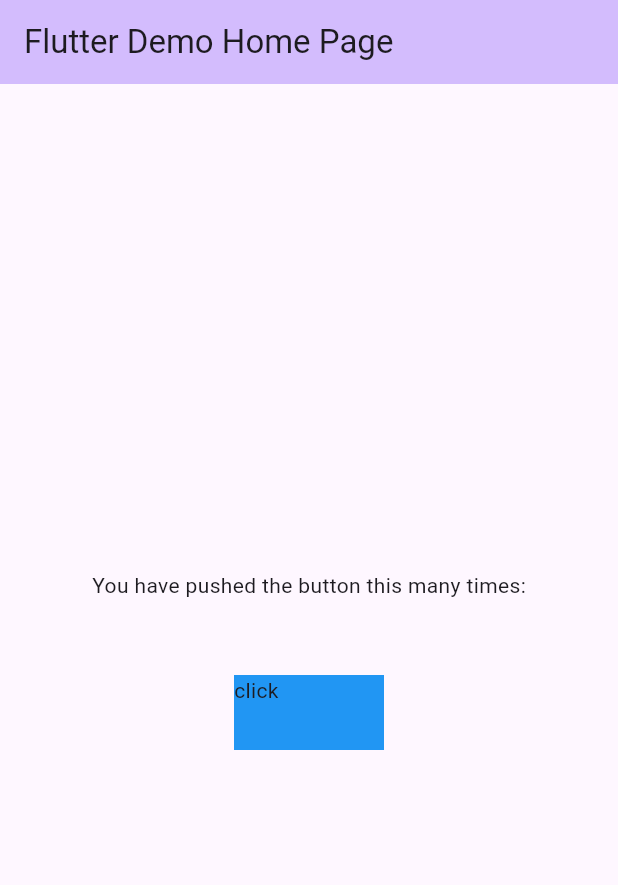
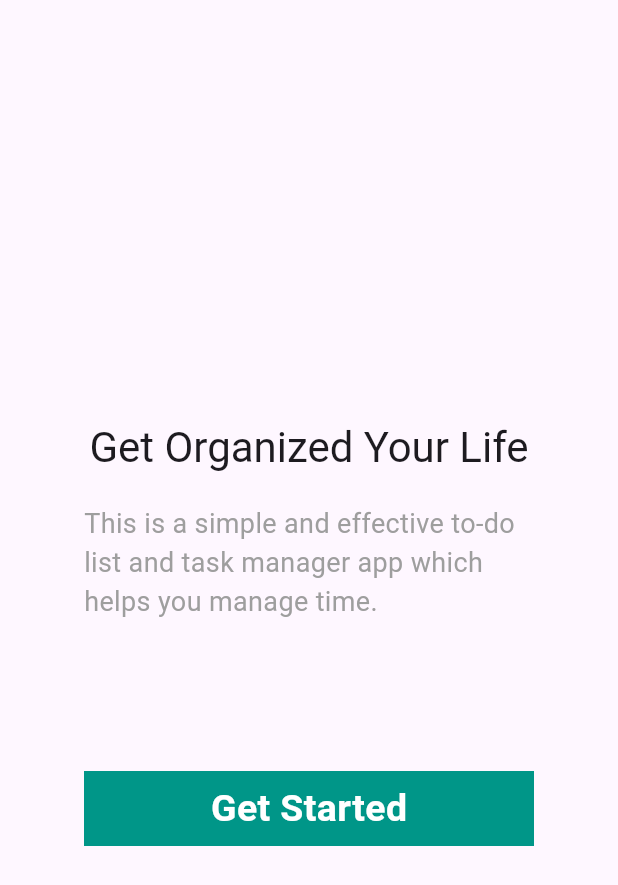
Before and after one commit to shubhamgitvns/Goal_Getter, a Flutter app: the screen it shows after launch, on a phone screen of 412 x 824 dp. Shown: the top 885 px of the screen. Run offline on Flutter 3.47's test engine with Material 3 defaults, Android fonts, the phone set to English and light mode, and no system bars; our stand-ins replace cloud_firestore, firebase_auth, firebase_core, google_sign_in, page_transition; accounts and stored records are empty.

Commit message:
create intro page successfully

```diff
--- /dev/null
+++ b/lib/intropage/intro_page.dart
@@ -0,0 +1,102 @@
+import 'package:flutter/material.dart';
+import 'package:page_transition/page_transition.dart';
+import 'package:todocreater/intropage/todo_list_page.dart';
+
+import '../app_them.dart';
+import '../signin.dart';
+import '../utilittes.dart';
+
+
+class MyHomePage extends StatefulWidget {
+  const MyHomePage({super.key, required this.title});
+
+
+  final String title;
+
+
+  @override
+  State<MyHomePage> createState() => _MyHomePageState();
+}
+
+class _MyHomePageState extends State<MyHomePage> {
+  @override
+  void initState() {
+    //NotificationServices().firebaseInit(context);
+    super.initState();
+    //This function define in the utillites page
+    Googel_Signin.login();
+  }
+  @override
+  Widget build(BuildContext context) {
+
+    return Scaffold(
+      body: Center(
+        child: SingleChildScrollView(
+          child: Column(
+            //mainAxisAlignment: MainAxisAlignment.center,
+            children: <Widget>[
+            //  Image.asset("images/intro.png"),
+              const SizedBox(height: 20,),
+              Text(
+                'Get Organized Your Life',
+                style: Theme.of(context).textTheme.headlineMedium,
+              ),
+              const SizedBox(height: 20,),
+              const SizedBox(
+                width: 300,
+                child: Text(
+                  'This is a simple and effective to-do list and task manager app which helps you manage time.',
+                  style: TextStyle(fontSize: 18,color: Colors.grey,fontWeight: FontWeight.w400),
+                ),
+              ),
+              const SizedBox(height: 100,),
+              InkWell(
+                child: Container(
+                  height: 50,
+                  width: 300,
+                  color: App_Text.button_color,
+                  child:  const Center(child: Text("Get Started",
+                    style: App_Text.button_text,),),
+                ),
+                onTap: (){
+                  Navigator.push(
+                    context,
+                    PageTransition(
+                      type: PageTransitionType.rightToLeft,
+                      isIos: true,
+                      child: const To_Do_List_Intro(),
+                      // FingerPrint(),
+                    ),
+                  );
+
+                  // if(Googel_Signin.currentUser == null) {
+                  //   Navigator.push(
+                  //     context,
+                  //     PageTransition(
+                  //       type: PageTransitionType.rightToLeft,
+                  //       isIos: true,
+                  //       child: const To_Do_List_Intro(),
+                  //       // FingerPrint(),
+                  //     ),
+                  //   );
+                  // }
+                  // else{
+                  //   Navigator.push(
+                  //     context,
+                  //     PageTransition(
+                  //       type: PageTransitionType.rightToLeft,
+                  //       isIos: true,
+                  //       child:  Bottomnavigation(index: 0,),
+                  //       // FingerPrint(),
+                  //     ),
+                  //   );
+                  // }
+                },
+              )
+            ],
+          ),
+        ),
+      ),
+    );
+  }
+}
--- a/lib/main.dart
+++ b/lib/main.dart
@@ -4,6 +4,8 @@
 import 'package:todocreater/signin.dart';
 import 'firebase_options.dart';
 import 'dart:ui' as ui;
+
+import 'intropage/intro_page.dart';
 
 
 Future<void> main() async {
@@ -34,47 +36,47 @@
   }
 }
 
-class MyHomePage extends StatefulWidget {
-  const MyHomePage({super.key, required this.title});
-  final String title;
-
-  @override
-  State<MyHomePage> createState() => _MyHomePageState();
-}
-
-class _MyHomePageState extends State<MyHomePage> {
-  @override
-  Widget build(BuildContext context) {
-    return Scaffold(
-      appBar: AppBar(
-        backgroundColor: Theme.of(context).colorScheme.inversePrimary,
-        title: Text(widget.title),
-      ),
-      body:  Center(
-        child: Column(
-          mainAxisAlignment: MainAxisAlignment.center,
-          children: <Widget>[
-            const Text('You have pushed the button this many times:'),
-            const SizedBox(height: 50,),
-            InkWell(
-              child: Container(
-                height: 50,
-                width: 100,
-                color: Colors.blue,
-                child: const Text("click"),
-
-              ),
-              onTap: (){
-                Navigator.push(
-                  context,
-                  MaterialPageRoute(builder: (context) => SignInDemo()),
-                );
-              },
-            )
-          ],
-        ),
-      ),
-
-    );
-  }
-}
+// class MyHomePage extends StatefulWidget {
+//   const MyHomePage({super.key, required this.title});
+//   final String title;
+//
+//   @override
+//   State<MyHomePage> createState() => _MyHomePageState();
+// }
+//
+// class _MyHomePageState extends State<MyHomePage> {
+//   @override
+//   Widget build(BuildContext context) {
+//     return Scaffold(
+//       appBar: AppBar(
+//         backgroundColor: Theme.of(context).colorScheme.inversePrimary,
+//         title: Text(widget.title),
+//       ),
+//       body:  Center(
+//         child: Column(
+//           mainAxisAlignment: MainAxisAlignment.center,
+//           children: <Widget>[
+//             const Text('You have pushed the button this many times:'),
+//             const SizedBox(height: 50,),
+//             InkWell(
+//               child: Container(
+//                 height: 50,
+//                 width: 100,
+//                 color: Colors.blue,
+//                 child: const Text("click"),
+//
+//               ),
+//               onTap: (){
+//                 Navigator.push(
+//                   context,
+//                   MaterialPageRoute(builder: (context) => SignInDemo()),
+//                 );
+//               },
+//             )
+//           ],
+//         ),
+//       ),
+//
+//     );
+//   }
+// }
--- /dev/null
+++ b/lib/utilittes.dart
@@ -0,0 +1,56 @@
+
+
+import 'package:flutter/foundation.dart';
+import 'package:google_sign_in/google_sign_in.dart';
+
+class Googel_Signin{
+  static const List<String> scopes = <String>[
+    'email',
+    'https://www.googleapis.com/auth/contacts.readonly',
+  ];
+  static GoogleSignIn googleSignIn = GoogleSignIn(
+    // Optional clientId
+    // clientId: 'your-client_id.apps.googleusercontent.com',
+    scopes: scopes,
+  );
+  static GoogleSignInAccount? currentUser;
+  static bool isAuthorized = false;
+  static bool check = isAuthorized =  Googel_Signin.googleSignIn.requestScopes(scopes) as bool;
+
+// FUNCTIONS()
+// the purpose of this fun to login throw the whose g mail.
+  static Future<void> handleSignIn() async {
+    try {
+      await Googel_Signin.googleSignIn.signIn();
+      print('Point 2 _googleSignIn.signIn();');
+    } catch (error) {
+      print('Point 3 Error start();');
+      print(error);
+      print('Point 4 Error done();');
+    }
+  }
+// the purpose of this fun check user login or not.
+  static Future<void> login() async{
+
+    Googel_Signin.googleSignIn.onCurrentUserChanged
+        .listen((GoogleSignInAccount? account) async {
+
+      bool isAuthorized = account != null;
+      // However, on web...
+      if (kIsWeb && account != null) {
+        isAuthorized = await Googel_Signin.googleSignIn.canAccessScopes(scopes);
+      }
+      Googel_Signin.currentUser = account;
+      Googel_Signin.isAuthorized= isAuthorized;
+
+      // if (isAuthorized) {
+      //   unawaited(_handleGetContact(account!));
+      // }
+
+    });
+
+    Googel_Signin.googleSignIn.signInSilently();
+
+  }
+
+}
--- a/pubspec.yaml
+++ b/pubspec.yaml
@@ -17,6 +17,8 @@
   firebase_auth: ^5.3.0
   firebase_messaging: ^15.1.2
   google_sign_in: ^6.2.1
+  page_transition: ^2.1.0
+
 
 
 dev_dependencies:
```
Also changed, not shown: lib/intropage/todo_list_page.dart (added, +134 -0 lines), lib/signin.dart (+1 -53 lines), pubspec.lock.
